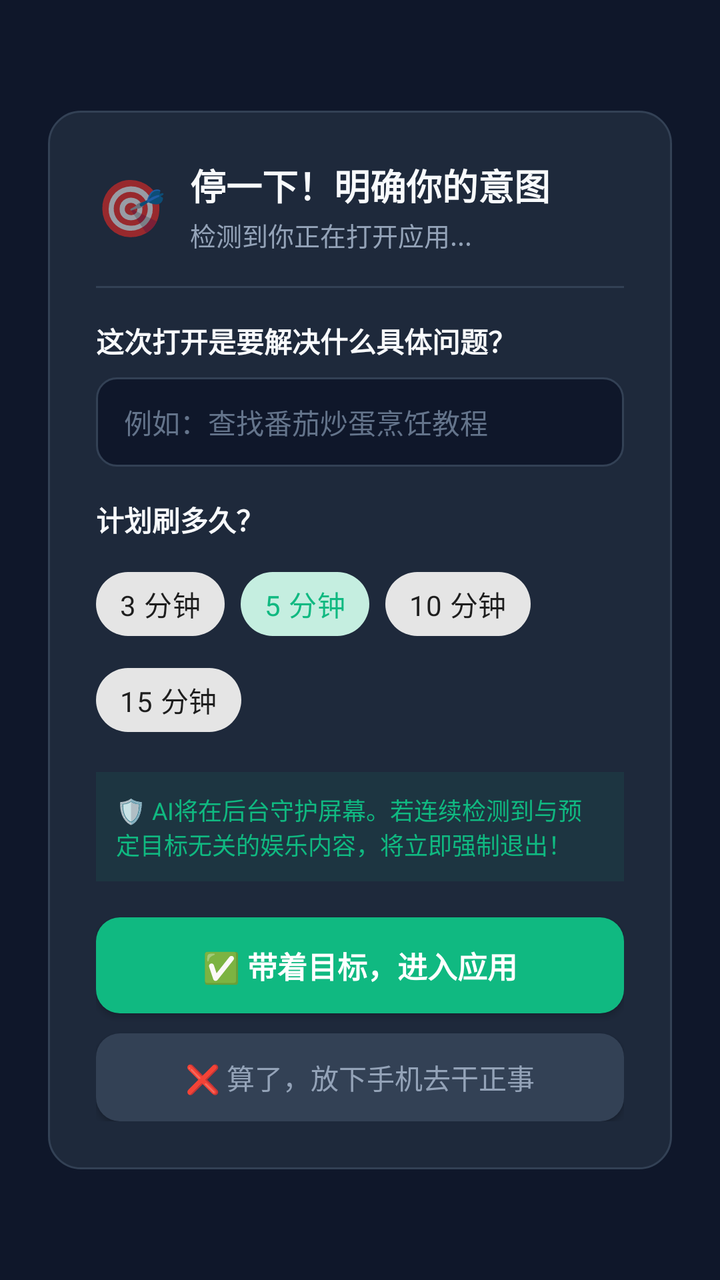
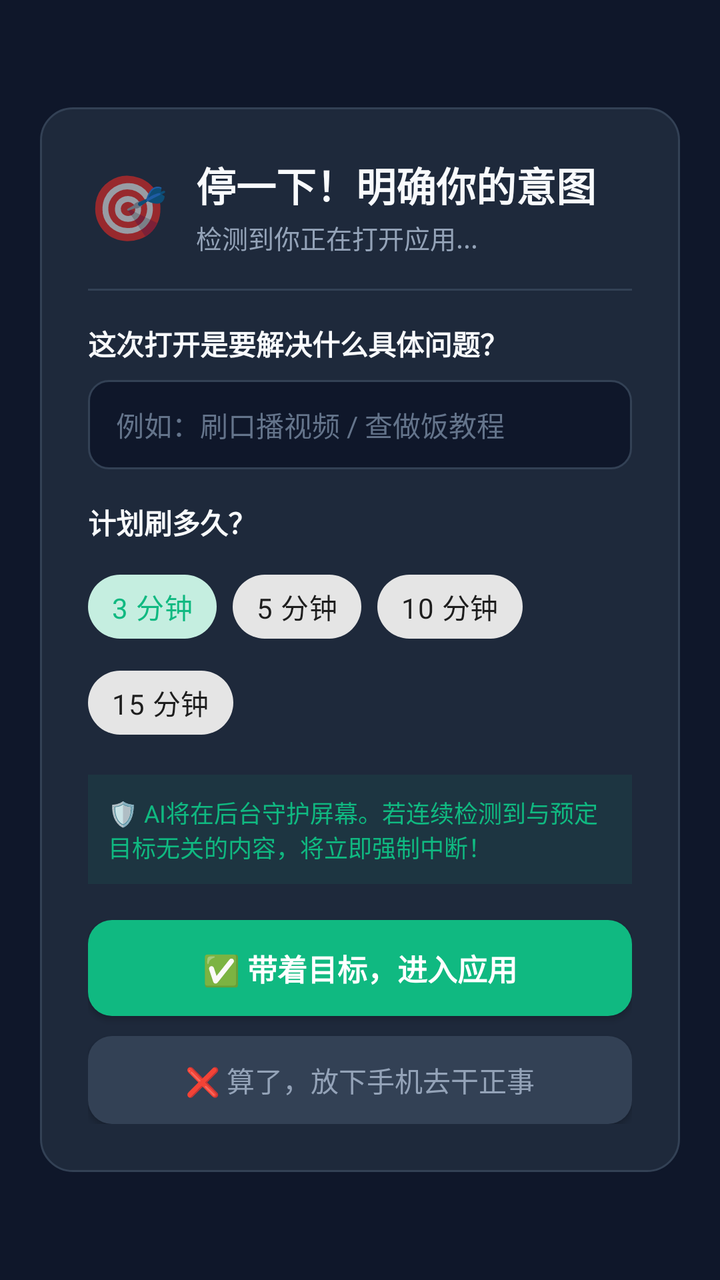

The first picture is an Android layout as it rendered before a commit; the second is the same layout after the commit. The layout source and the unified diff follow.
<!-- AndroidManifest.xml: application theme Theme.StopScroll -->
<!-- res/layout/activity_intercept.xml -->
<?xml version="1.0" encoding="utf-8"?>
<FrameLayout xmlns:android="http://schemas.android.com/apk/res/android"
    xmlns:app="http://schemas.android.com/apk/res-auto"
    android:layout_width="match_parent"
    android:layout_height="match_parent"
    android:padding="24dp">

    <LinearLayout
        android:layout_width="match_parent"
        android:layout_height="wrap_content"
        android:layout_gravity="center"
        android:background="@drawable/card_rounded"
        android:orientation="vertical"
        android:padding="24dp">

        
        <LinearLayout
            android:layout_width="match_parent"
            android:layout_height="wrap_content"
            android:gravity="center_vertical"
            android:orientation="horizontal">

            <TextView
                android:layout_width="wrap_content"
                android:layout_height="wrap_content"
                android:text="🎯"
                android:textSize="28sp" />

            <LinearLayout
                android:layout_width="0dp"
                android:layout_height="wrap_content"
                android:layout_marginStart="12dp"
                android:layout_weight="1"
                android:orientation="vertical">

                <TextView
                    android:layout_width="wrap_content"
                    android:layout_height="wrap_content"
                    android:text="停一下！明确你的意图"
                    android:textColor="@color/text_primary"
                    android:textSize="18sp"
                    android:textStyle="bold" />

                <TextView
                    android:id="@+id/tvTargetAppInfo"
                    android:layout_width="wrap_content"
                    android:layout_height="wrap_content"
                    android:layout_marginTop="2dp"
                    android:text="检测到你正在打开应用..."
                    android:textColor="@color/text_secondary"
                    android:textSize="13sp" />
            </LinearLayout>
        </LinearLayout>

        <View
            android:layout_width="match_parent"
            android:layout_height="1dp"
            android:layout_marginTop="16dp"
            android:layout_marginBottom="16dp"
            android:background="@color/card_border" />

        
        <TextView
            android:layout_width="wrap_content"
            android:layout_height="wrap_content"
            android:text="这次打开是要解决什么具体问题？"
            android:textColor="@color/text_primary"
            android:textSize="14sp"
            android:textStyle="bold" />

        <EditText
            android:id="@+id/etUserGoal"
            android:layout_width="match_parent"
            android:layout_height="wrap_content"
            android:layout_marginTop="8dp"
            android:background="@drawable/edit_text_bg"
            android:hint="例如：查找番茄炒蛋烹饪教程"
            android:textColor="@color/text_primary"
            android:textColorHint="@color/text_muted"
            android:textSize="14sp"
            android:singleLine="true" />

        
        <TextView
            android:layout_width="wrap_content"
            android:layout_height="wrap_content"
            android:layout_marginTop="16dp"
            android:text="计划刷多久？"
            android:textColor="@color/text_primary"
            android:textSize="14sp"
            android:textStyle="bold" />

        <com.google.android.material.chip.ChipGroup
            android:id="@+id/chipGroupDuration"
            android:layout_width="match_parent"
            android:layout_height="wrap_content"
            android:layout_marginTop="8dp"
            app:singleSelection="true">

            <com.google.android.material.chip.Chip
                android:id="@+id/chip3"
                style="@style/Widget.MaterialComponents.Chip.Choice"
                android:layout_width="wrap_content"
                android:layout_height="wrap_content"
                android:text="3 分钟" />

            <com.google.android.material.chip.Chip
                android:id="@+id/chip5"
                style="@style/Widget.MaterialComponents.Chip.Choice"
                android:layout_width="wrap_content"
                android:layout_height="wrap_content"
                android:checked="true"
                android:text="5 分钟" />

            <com.google.android.material.chip.Chip
                android:id="@+id/chip10"
                style="@style/Widget.MaterialComponents.Chip.Choice"
                android:layout_width="wrap_content"
                android:layout_height="wrap_content"
                android:text="10 分钟" />

            <com.google.android.material.chip.Chip
                android:id="@+id/chip15"
                style="@style/Widget.MaterialComponents.Chip.Choice"
                android:layout_width="wrap_content"
                android:layout_height="wrap_content"
                android:text="15 分钟" />
        </com.google.android.material.chip.ChipGroup>

        
        <TextView
            android:layout_width="match_parent"
            android:layout_height="wrap_content"
            android:layout_marginTop="12dp"
            android:background="#1510B981"
            android:padding="10dp"
            android:text="🛡️ AI将在后台守护屏幕。若连续检测到与预定目标无关的娱乐内容，将立即强制退出！"
            android:textColor="@color/primary"
            android:textSize="12sp" />

        
        <Button
            android:id="@+id/btnEnterApp"
            android:layout_width="match_parent"
            android:layout_height="48dp"
            android:layout_marginTop="18dp"
            android:background="@drawable/btn_primary"
            android:text="✅ 带着目标，进入应用"
            android:textAllCaps="false"
            android:textColor="#FFFFFF"
            android:textSize="15sp"
            android:textStyle="bold" />

        <Button
            android:id="@+id/btnGiveUp"
            android:layout_width="match_parent"
            android:layout_height="44dp"
            android:layout_marginTop="10dp"
            android:background="@drawable/btn_secondary"
            android:text="❌ 算了，放下手机去干正事"
            android:textAllCaps="false"
            android:textColor="@color/text_secondary"
            android:textSize="14sp" />

    </LinearLayout>
</FrameLayout>
<!-- resources referenced by this layout -->
<resources>
  <color name="card_border">#334155</color>
  <color name="primary">#10B981</color>
  <color name="text_muted">#64748B</color>
  <color name="text_primary">#F8FAFC</color>
  <color name="text_secondary">#94A3B8</color>
  <!-- drawable btn_primary (drawable) -->
  <?xml version="1.0" encoding="utf-8"?>
  <ripple xmlns:android="http://schemas.android.com/apk/res/android"
      android:color="#40FFFFFF">
      <item>
          <shape>
              <solid android:color="@color/primary" />
              <corners android:radius="12dp" />
          </shape>
      </item>
  </ripple>
  <!-- drawable btn_secondary (drawable) -->
  <?xml version="1.0" encoding="utf-8"?>
  <ripple xmlns:android="http://schemas.android.com/apk/res/android"
      android:color="#20FFFFFF">
      <item>
          <shape>
              <solid android:color="#334155" />
              <corners android:radius="12dp" />
          </shape>
      </item>
  </ripple>
  <!-- drawable card_rounded (drawable) -->
  <?xml version="1.0" encoding="utf-8"?>
  <shape xmlns:android="http://schemas.android.com/apk/res/android">
      <solid android:color="@color/card_bg" />
      <corners android:radius="16dp" />
      <stroke android:width="1dp" android:color="@color/card_border" />
  </shape>
  <!-- drawable edit_text_bg (drawable) -->
  <?xml version="1.0" encoding="utf-8"?>
  <shape xmlns:android="http://schemas.android.com/apk/res/android">
      <solid android:color="#0F172A" />
      <corners android:radius="10dp" />
      <stroke android:width="1dp" android:color="@color/card_border" />
      <padding android:left="14dp" android:right="14dp" android:top="12dp" android:bottom="12dp" />
  </shape>
  <style name="Theme.StopScroll" parent="Theme.MaterialComponents.DayNight.NoActionBar">
          <item name="colorPrimary">@color/primary</item>
          <item name="colorPrimaryVariant">@color/primary_dark</item>
          <item name="colorOnPrimary">@color/text_primary</item>
          <item name="android:statusBarColor">@color/bg_dark</item>
          <item name="android:windowBackground">@color/bg_dark</item>
          <item name="android:navigationBarColor">@color/bg_dark</item>
      </style>
  <color name="card_bg">#1E293B</color>
  <color name="primary_dark">#059669</color>
  <color name="bg_dark">#0F172A</color>
</resources>

<!-- the commit's change to res/layout/activity_intercept.xml (unified diff, before → after) -->
@@ -3,9 +3,12 @@
     xmlns:app="http://schemas.android.com/apk/res-auto"
     android:layout_width="match_parent"
     android:layout_height="match_parent"
-    android:padding="24dp">
-
+    android:background="@color/bg_dark"
+    android:padding="20dp">
+
+    
     <LinearLayout
+        android:id="@+id/layoutInterceptCard"
         android:layout_width="match_parent"
         android:layout_height="wrap_content"
         android:layout_gravity="center"
@@ -24,12 +27,12 @@
                 android:layout_width="wrap_content"
                 android:layout_height="wrap_content"
                 android:text="🎯"
-                android:textSize="28sp" />
+                android:textSize="32sp" />
 
             <LinearLayout
                 android:layout_width="0dp"
                 android:layout_height="wrap_content"
-                android:layout_marginStart="12dp"
+                android:layout_marginStart="14dp"
                 android:layout_weight="1"
                 android:orientation="vertical">
 
@@ -38,7 +41,7 @@
                     android:layout_height="wrap_content"
                     android:text="停一下！明确你的意图"
                     android:textColor="@color/text_primary"
-                    android:textSize="18sp"
+                    android:textSize="20sp"
                     android:textStyle="bold" />
 
                 <TextView
@@ -74,7 +77,7 @@
             android:layout_height="wrap_content"
             android:layout_marginTop="8dp"
             android:background="@drawable/edit_text_bg"
-            android:hint="例如：查找番茄炒蛋烹饪教程"
+            android:hint="例如：刷口播视频 / 查做饭教程"
             android:textColor="@color/text_primary"
             android:textColorHint="@color/text_muted"
             android:textSize="14sp"
@@ -102,6 +105,7 @@
                 style="@style/Widget.MaterialComponents.Chip.Choice"
                 android:layout_width="wrap_content"
                 android:layout_height="wrap_content"
+                android:checked="true"
                 android:text="3 分钟" />
 
             <com.google.android.material.chip.Chip
@@ -109,7 +113,6 @@
                 style="@style/Widget.MaterialComponents.Chip.Choice"
                 android:layout_width="wrap_content"
                 android:layout_height="wrap_content"
-                android:checked="true"
                 android:text="5 分钟" />
 
             <com.google.android.material.chip.Chip
@@ -134,7 +137,7 @@
             android:layout_marginTop="12dp"
             android:background="#1510B981"
             android:padding="10dp"
-            android:text="🛡️ AI将在后台守护屏幕。若连续检测到与预定目标无关的娱乐内容，将立即强制退出！"
+            android:text="🛡️ AI将在后台守护屏幕。若连续检测到与预定目标无关的内容，将立即强制中断！"
             android:textColor="@color/primary"
             android:textSize="12sp" />
 
@@ -163,4 +166,61 @@
             android:textSize="14sp" />
 
     </LinearLayout>
+
+    
+    <LinearLayout
+        android:id="@+id/layoutAlertCard"
+        android:layout_width="match_parent"
+        android:layout_height="wrap_content"
+        android:layout_gravity="center"
+        android:background="@drawable/card_rounded"
+        android:orientation="vertical"
+        android:padding="28dp"
+        android:visibility="gone">
+
+        <TextView
+            android:id="@+id/tvAlertIcon"
+            android:layout_width="wrap_content"
+            android:layout_height="wrap_content"
+            android:layout_gravity="center_horizontal"
+            android:text="🚫"
+            android:textSize="54sp" />
+
+        <TextView
+            android:id="@+id/tvAlertTitle"
+            android:layout_width="wrap_content"
+            android:layout_height="wrap_content"
+            android:layout_gravity="center_horizontal"
+            android:layout_marginTop="12dp"
+            android:text="使用已被强制中断"
+            android:textColor="@color/text_primary"
+            android:textSize="20sp"
+            android:textStyle="bold" />
+
+        <TextView
+            android:id="@+id/tvAlertMessage"
+            android:layout_width="match_parent"
+            android:layout_height="wrap_content"
+            android:layout_marginTop="14dp"
+            android:background="#15EF4444"
+            android:lineSpacingMultiplier="1.2"
+            android:padding="14dp"
+            android:text="AI 检测到当前内容偏离预定目标，已为你强制中断！"
+            android:textColor="#FCA5A5"
+            android:textSize="14sp" />
+
+        <Button
+            android:id="@+id/btnConfirmExit"
+            android:layout_width="match_parent"
+            android:layout_height="48dp"
+            android:layout_marginTop="22dp"
+            android:background="@drawable/btn_primary"
+            android:text="我知道了，放下手机"
+            android:textAllCaps="false"
+            android:textColor="#FFFFFF"
+            android:textSize="15sp"
+            android:textStyle="bold" />
+
+    </LinearLayout>
+
 </FrameLayout>
<!-- resource entries referenced after the edit -->
@@ -1,5 +1,6 @@
 <!-- resources referenced by this layout -->
 <resources>
+  <color name="bg_dark">#0F172A</color>
   <color name="card_border">#334155</color>
   <color name="primary">#10B981</color>
   <color name="text_muted">#64748B</color>
@@ -52,6 +53,5 @@
       </style>
   <color name="card_bg">#1E293B</color>
   <color name="primary_dark">#059669</color>
-  <color name="bg_dark">#0F172A</color>
 </resources>
 
